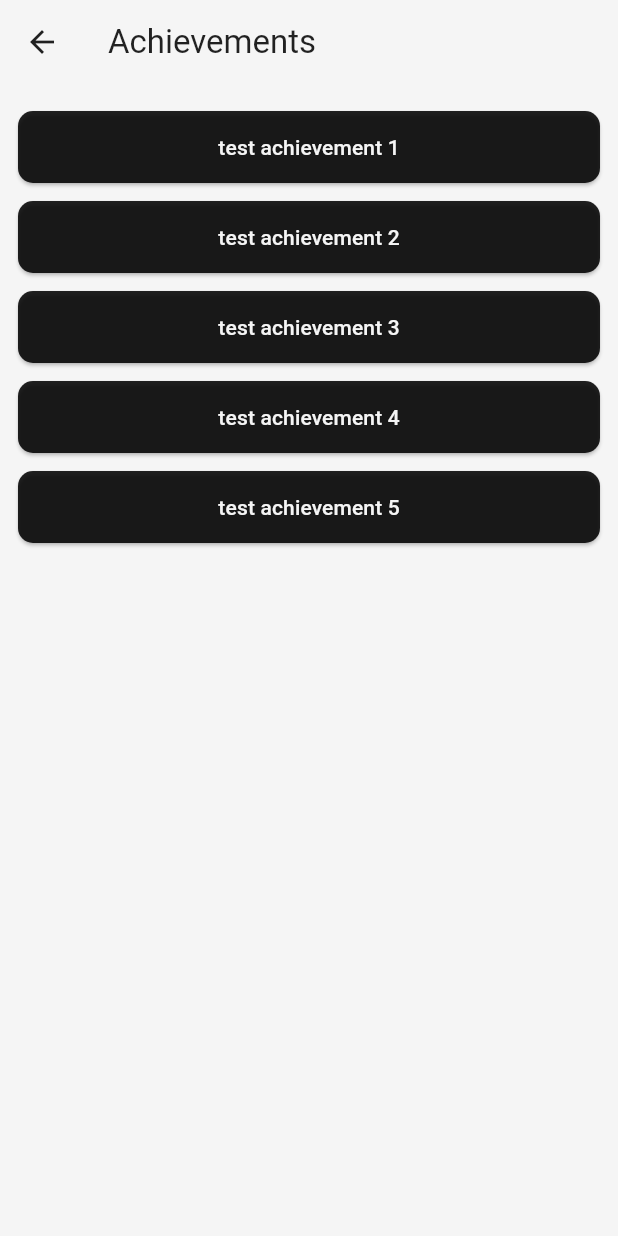
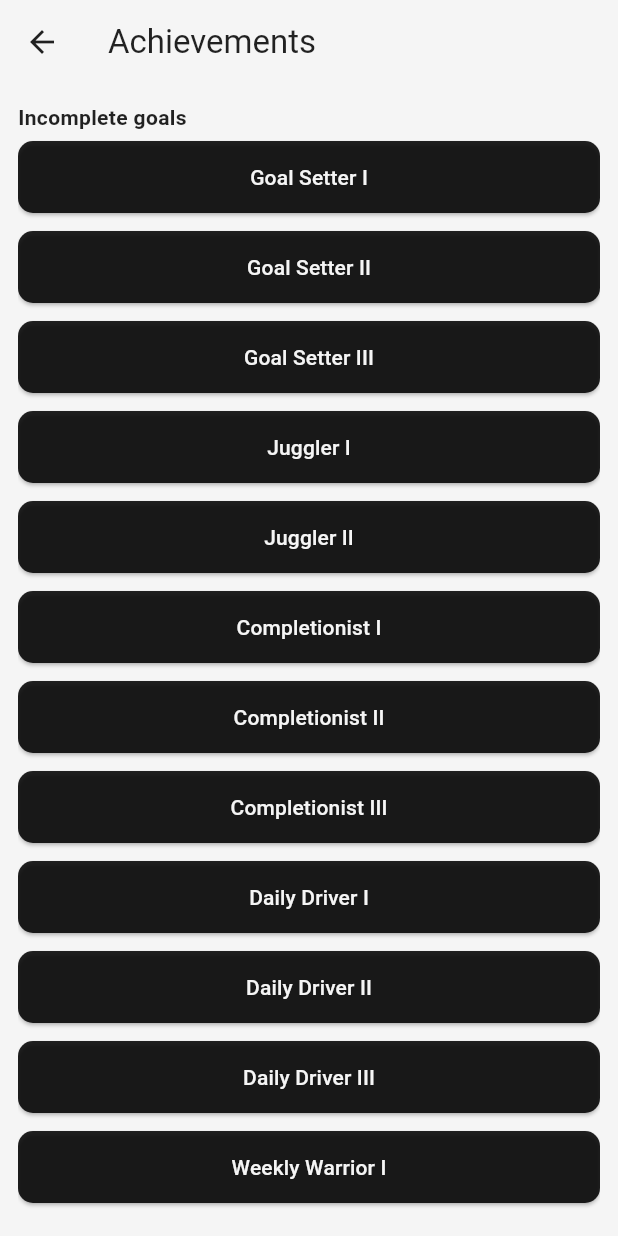
Before and after one commit to RandomSE/focusNexus, a Flutter app: the DashboardScreen screen opened by its route, after a tap on "Achievements", on a phone screen of 412 x 824 dp. Run offline on Flutter 3.47's test engine with Material 3 defaults, Android fonts, the phone set to English and light mode, and no system bars; our stand-ins replace flutter_local_notifications, flutter_secure_storage, permission_handler, timezone; missing offline and left inert: dart:ffi; accounts and stored records are empty.

Commit message:
Commit 26 - Achievements - initialization.

```diff
--- a/lib/screens/achievements_screen.dart
+++ b/lib/screens/achievements_screen.dart
@@ -59,12 +59,17 @@ class _AchievementScreenState extends BaseState<AchievementScreen> {
           child: SingleChildScrollView(
             child: Column(
               crossAxisAlignment: CrossAxisAlignment.stretch,
-              children: visibleAchievements.map((achievement) {
+              children: [
+                Text(
+                  'Incomplete goals',
+                  style: _textStyle,
+                ),
+                ...visibleAchievements.map((achievement) {
                   return Padding(
                     padding: const EdgeInsets.symmetric(vertical: 6),
                     child: CommonUtils.buildElevatedButton(
                       achievement.title,
-                    ElevatedButton.styleFrom( // TODO: Check if I can instead just make this neat.
+                      ElevatedButton.styleFrom(
                         backgroundColor: _primaryColor,
                         foregroundColor: _secondaryColor,
                         padding: const EdgeInsets.symmetric(vertical: 14),
@@ -76,6 +81,7 @@ class _AchievementScreenState extends BaseState<AchievementScreen> {
                     ),
                   );
                 }).toList(),
+              ],
             ),
           ),
         ),
@@ -94,6 +100,7 @@ class _AchievementScreenState extends BaseState<AchievementScreen> {
     setState(() {
       visibleAchievements = achievementService.all
           .where((a) => !a.isSecret)
+          .where((a) => !a.isCompleted)
           .toList();
     });
 
--- a/lib/services/achievement_service.dart
+++ b/lib/services/achievement_service.dart
@@ -16,8 +16,9 @@ class AchievementService {
     await _storage.write(key: _key, value: ''); // clear storage (for testing) TODO: remove this after adding all the unique achievements.
     final jsonStr = await _storage.read(key: _key);
     if (jsonStr == null || jsonStr == '') { // no achievements in storage
+      debugPrint("No achievements. creating");
       _cachedAchievements = [];
-      initializeAchievements();
+      await initializeAchievements();
     } else {
       debugPrint('Achievements exist.');
       final List<dynamic> decoded = jsonDecode(jsonStr);
@@ -46,13 +47,128 @@ class AchievementService {
     }
   }
 
-  Future<void> initializeAchievements() async { // TODO: Expand this. Use this to initially have all the achievements. Loads on opening app
-      debugPrint('Achievements not initialized - creating.');
-      addAchievement(Achievement(id: '1', title: 'test achievement 1', reward: '1000 points', task: 'Test visuals', isSecret: false));
-      addAchievement(Achievement(id: '2', title: 'test achievement 2', reward: '1000 points', task: 'make achievement object', isSecret: false));
-      addAchievement(Achievement(id: '3', title: 'test achievement 3', reward: '1000 points', task: 'Test achievements are shown', isSecret: false));
-      addAchievement(Achievement(id: '4', title: 'test achievement 4', reward: '1000 points', task: 'test achievements can be opened', isSecret: false));
-      addAchievement(Achievement(id: '5', title: 'test achievement 5', reward: '1000 points', task: 'test achievements can be completed', isSecret: false));
+  Future<void> addBulkAchievements(
+      int startingId, String titlePrefix, bool isSecret, String taskPrefix, List<String> pointRewards, List<String> repetitions, int goalsToCreate,
+      ) async {
+    const List<String> romanNumerals = [
+      'I', 'II', 'III', 'IV', 'V', 'VI', 'VII', 'VIII', 'IX'
+    ]; // maximum of 9.
+
+    for (int i = 0; i < goalsToCreate; i++) {
+      final String id = (startingId + i).toString();
+      final String title = '$titlePrefix${romanNumerals[i]}';
+      final String reward = pointRewards[i];
+      final String task = '$taskPrefix: ${repetitions[i]}';
+
+      await addAchievement(Achievement(
+        id: id,
+        title: title,
+        reward: reward,
+        task: task,
+        isSecret: isSecret,
+      ));
+    }
+  }
+
+
+  Future<void> initializeAchievements() async {
+    debugPrint('Achievements not initialized — creating.');
+
+    const int numHighAchievements = 9;
+
+    List<String> pointRewardsHigh = [
+      '100 points', '200 points', '250 points', '500 points',
+      '750 points', '1000 points', '1500 points', '2000 points', '3000 points'
+    ];
+
+    List<String> repetitionsHigh = [
+      '3', '5', '10', '25', '50', '100', '250', '500', '1000'
+    ];
+
+    List<String> pointRewardsAllHigh = [
+      '1000 points', '2000 points', '3000 points', '4000 points', '5000 points', '7500 points',
+      '10000 points'
+    ];
+
+    List<String> repetitionsAllHigh = [
+      '3', '5', '10', '25', '50', '100', '250'
+    ];
+
+    List<String> pointRewardsDailyStreak = [
+      '100 points', '1000 points', '250 points',  '500 points', '1000 points'
+    ];
+
+    List<String> dailyStreakRepetitions = [
+      '2', '3', '7', '14', '30'
+    ];
+
+    List<String> pointRewardsWeeklyStreak = [
+      '250 points', '500 points', '1000 points', '1500 points', '2000 points', '2500 points',
+    ];
+
+    List<String> weeklyStreakRepetitions = ['2', '4', '8', '12', '16', '20'];
+
+    // Goal creation
+    await addAchievement(Achievement(id: '1', title: 'Goal Setter I', reward: '100 points', task: 'Create 10 goals', isSecret: false));
+    await addAchievement(Achievement(id: '2', title: 'Goal Setter II', reward: '250 points', task: 'Create 100 goals', isSecret: false));
+    await addAchievement(Achievement(id: '3', title: 'Goal Setter III', reward: '1000 points', task: 'Create 1000 goals', isSecret: false));
+
+    // Active goals
+    await addAchievement(Achievement(id: '4', title: 'Juggler I', reward: '100 points', task: 'Have 10 active goals', isSecret: false));
+    await addAchievement(Achievement(id: '5', title: 'Juggler II', reward: '250 points', task: 'Have 20 active goals', isSecret: false));
+
+    // Completed goals
+    await addAchievement(Achievement(id: '6', title: 'Completionist I', reward: '100 points', task: 'Complete 10 goals', isSecret: false));
+    await addAchievement(Achievement(id: '7', title: 'Completionist II', reward: '250 points', task: 'Complete 100 goals', isSecret: false));
+    await addAchievement(Achievement(id: '8', title: 'Completionist III', reward: '1000 points', task: 'Complete 1000 goals', isSecret: false));
+
+    // Daily completions
+    await addAchievement(Achievement(id: '9', title: 'Daily Driver I', reward: '100 points', task: 'Complete 3 goals in one day', isSecret: false));
+    await addAchievement(Achievement(id: '10', title: 'Daily Driver II', reward: '250 points', task: 'Complete 5 goals in one day', isSecret: false));
+    await addAchievement(Achievement(id: '11', title: 'Daily Driver III', reward: '500 points', task: 'Complete 10 goals in one day', isSecret: false));
+
+    // Weekly completions
+    await addAchievement(Achievement(id: '12', title: 'Weekly Warrior I', reward: '250 points', task: 'Complete 5 goals in one week', isSecret: false));
+    await addAchievement(Achievement(id: '13', title: 'Weekly Warrior II', reward: '500 points', task: 'Complete 10 goals in one week', isSecret: false));
+    await addAchievement(Achievement(id: '14', title: 'Weekly Warrior III', reward: '1000 points', task: 'Complete 20 goals in one week', isSecret: false));
+
+    // Monthly completions
+    await addAchievement(Achievement(id: '15', title: 'Monthly Momentum I', reward: '250 points', task: 'Complete 10 goals in one month', isSecret: false));
+    await addAchievement(Achievement(id: '16', title: 'Monthly Momentum II', reward: '500 points', task: 'Complete 25 goals in one month', isSecret: false));
+    await addAchievement(Achievement(id: '17', title: 'Monthly Momentum III', reward: '1000 points', task: 'Complete 50 goals in one month', isSecret: false));
+
+    // High-point goals -> 18-26
+    await addBulkAchievements(18, 'Power Player ', false, 'Complete high-point goals', pointRewardsHigh, repetitionsHigh, numHighAchievements);
+
+    // High-complexity goals -> 27-35
+    await addBulkAchievements(27, 'Strategist ', false, 'Complete high-complexity goals', pointRewardsHigh, repetitionsHigh, numHighAchievements);
+
+    // High-effort goals -> 36-44
+    await addBulkAchievements(36, 'Effort Engine ', false, 'Complete high-effort goals',  pointRewardsHigh, repetitionsHigh, numHighAchievements);
+
+    // High-motivation goals -> 45-53
+    await addBulkAchievements(45, 'Motivation Master ', false, 'Complete high-motivation goals', pointRewardsHigh, repetitionsHigh, numHighAchievements);
+
+    // High-time-requirement goals -> 54-62
+    await addBulkAchievements(54, 'Time Titan ', false, 'Complete high-time-requirement goals', pointRewardsHigh, repetitionsHigh, numHighAchievements);
+
+    // High-steps-goals -> 63-71
+    await addBulkAchievements(63, 'Step Master ', false, 'Complete high-step-requirement goals', pointRewardsHigh, repetitionsHigh, numHighAchievements);
+
+    // All-high goals -> 72 -78
+    await addBulkAchievements(72, 'All High Requirements ', true, 'Complete high complexity, effort and motivation goals', pointRewardsAllHigh, repetitionsAllHigh, 7);
+
+    // Early completion - 79-87
+    await addBulkAchievements(79, 'Early Finisher ', false, 'Complete goals at least 20 hours before deadline times ', pointRewardsHigh,  repetitionsHigh, numHighAchievements);
+
+    // Daily Streak based achievements -> 88-93
+    await addBulkAchievements(88, 'Consistent Completionist ', false, 'Complete goals every day for days', pointRewardsDailyStreak, dailyStreakRepetitions, 5);
+    await addAchievement(Achievement(id: '93', title: '31-Day Club', reward: '1000 points', task: 'Complete goals on 31 days in a row', isSecret: true));
+
+    // Weekly Streak based achievements -> 94 - 99
+    await addBulkAchievements(94, 'Weekly Streak Master ', false, 'Complete goals every week for weeks', pointRewardsWeeklyStreak, weeklyStreakRepetitions, 6);
+
+    // Special achievement for 100? TODO
 
   }
 
```
Lines whose indentation alone changed are shown as unchanged.
